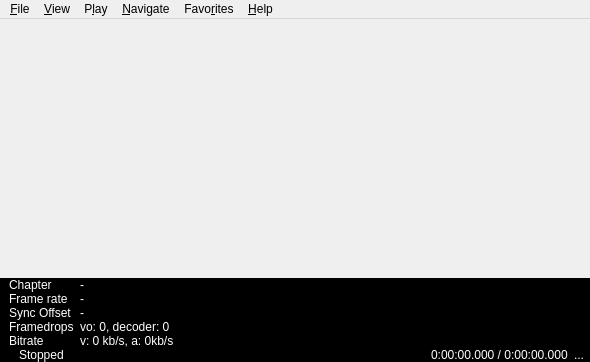
First picture: the form in mainwindow.ui, repository mpc-qt/mpc-qt, before the edit.
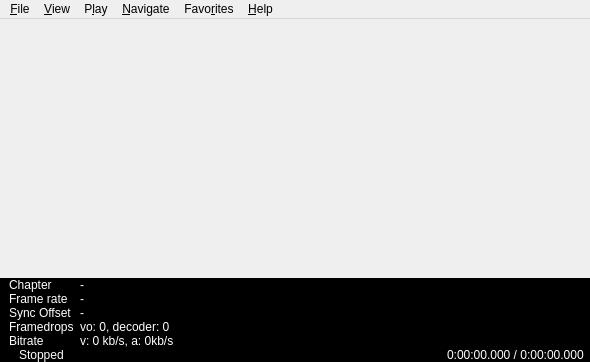
Second picture: the form after the edit. Icons and pictures are not drawn.

Commit message:
mainwindow: replace cornerThing with actual size grip
Remove it and replace it with something that works.  In mpc-hc, this is
a decorative widget that displays pointless speaker icons, but in
practice it allows us to resize the window from there when the window
has lost its frame through ctrl+0.  Additionally, cornerThing's
border:none style prevented it from showing up in tab ordering too,
leading to puzzling behaviour due to it not having any indication of it
being tabbed to.  This is roughly equivalent to replacing a pimple with
a freckle.

Diff of the .ui file:
```diff
--- a/mainwindow.ui
+++ b/mainwindow.ui
@@ -510,7 +510,7 @@
        </item>
        <item>
         <widget class="QWidget" name="statusbar" native="true">
-         <layout class="QHBoxLayout" name="_2" stretch="0,1,0,0">
+         <layout class="QHBoxLayout" name="_2" stretch="0,1,0">
           <property name="leftMargin">
            <number>6</number>
           </property>
@@ -544,16 +544,6 @@
             </property>
            </widget>
           </item>
-          <item>
-           <widget class="QPushButton" name="cornerthing">
-            <property name="styleSheet">
-             <string notr="true">border: none;</string>
-            </property>
-            <property name="text">
-             <string>...</string>
-            </property>
-           </widget>
-          </item>
          </layout>
         </widget>
        </item>
```
Left out of the diff: 2 changed lines with no effect on the pictures. The commit also changes 1 other file.
